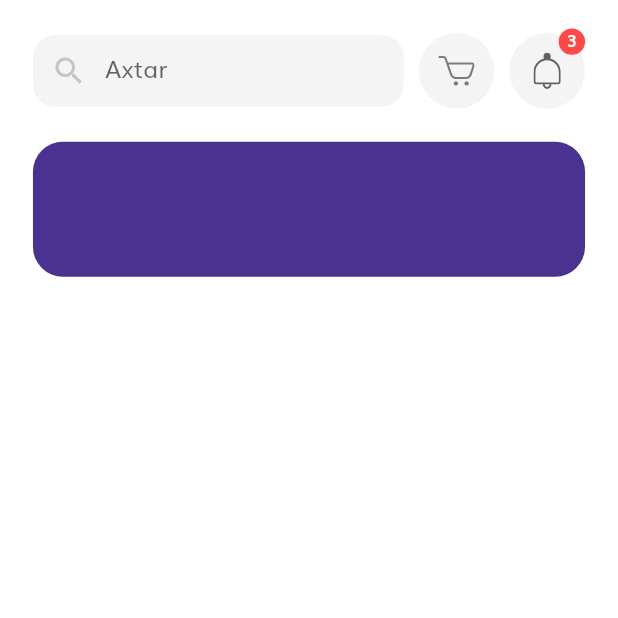
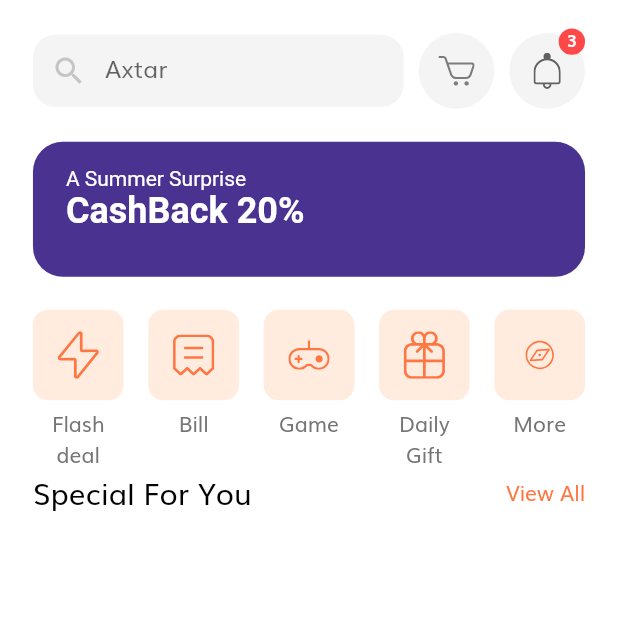
Before and after one commit to YusifH/shop_app, a Flutter app: the HomeScreen screen opened directly, on a phone screen of 412 x 824 dp, the top half of it. Run offline on Flutter 3.47's test engine with Material 2 defaults, Android fonts, the phone set to English and light mode, and no system bars; our stand-ins replace flutter_svg.

Commit message:
categories and special row

```diff
--- a/lib/screens/home/body.dart
+++ b/lib/screens/home/body.dart
@@ -18,33 +18,41 @@ class _BodyState extends State<Body> {
         child: SingleChildScrollView(
       child: Column(
         children: [
-              SizedBox(height: getProportionateScreenWidth(20),),
+          SizedBox(
+            height: getProportionateScreenWidth(20),
+          ),
           Padding(
-                padding: EdgeInsets.symmetric(horizontal: getProportionateScreenWidth(20)),
+            padding: EdgeInsets.symmetric(
+                horizontal: getProportionateScreenWidth(20)),
             child: Row(
               mainAxisAlignment: MainAxisAlignment.spaceBetween,
               children: [
+                // search area start
                 Container(
-                    width: SizeConfig.screenWidth*0.6,
+                  width: SizeConfig.screenWidth * 0.6,
                   decoration: BoxDecoration(
                       color: kSecondaryColor.withOpacity(0.1),
-                      borderRadius: BorderRadius.circular(15)
-                    ),
+                      borderRadius: BorderRadius.circular(15)),
                   child: TextField(
                     decoration: InputDecoration(
                         enabledBorder: InputBorder.none,
                         focusedBorder: InputBorder.none,
                         hintText: 'Axtar',
-                        prefixIcon: Icon(Icons.search, color: kSecondaryColor.withOpacity(0.5),),
+                        prefixIcon: Icon(
+                          Icons.search,
+                          color: kSecondaryColor.withOpacity(0.5),
+                        ),
                         contentPadding: EdgeInsets.symmetric(
                           horizontal: getProportionateScreenWidth(20),
                           vertical: getProportionateScreenWidth(9),
-                        )
+                        )),
                   ),
                 ),
-                  ),
+                // search area end
+
+                // AppBar cart and notfication icon start
                 InkWell(
-                    onTap: (){},
+                  onTap: () {},
                   borderRadius: BorderRadius.circular(50),
                   child: Container(
                     padding: EdgeInsets.all(getProportionateScreenWidth(12)),
@@ -52,25 +60,24 @@ class _BodyState extends State<Body> {
                     height: getProportionateScreenWidth(46),
                     decoration: BoxDecoration(
                         color: kSecondaryColor.withOpacity(0.1),
-                          shape: BoxShape.circle
-                      ),
+                        shape: BoxShape.circle),
                     child: SvgPicture.asset('assets/icons/Cart Icon.svg'),
                   ),
                 ),
                 InkWell(
-                    onTap: (){},
+                  onTap: () {},
                   borderRadius: BorderRadius.circular(50),
                   child: Stack(
                     overflow: Overflow.visible,
                     children: [
                       Container(
-                          padding: EdgeInsets.all(getProportionateScreenWidth(12)),
+                        padding:
+                            EdgeInsets.all(getProportionateScreenWidth(12)),
                         width: getProportionateScreenWidth(46),
                         height: getProportionateScreenWidth(46),
                         decoration: BoxDecoration(
                             color: kSecondaryColor.withOpacity(0.1),
-                              shape: BoxShape.circle
-                          ),
+                            shape: BoxShape.circle),
                         child: SvgPicture.asset('assets/icons/Bell.svg'),
                       ),
                       Positioned(
@@ -81,39 +88,143 @@ class _BodyState extends State<Body> {
                             height: getProportionateScreenWidth(16),
                             decoration: BoxDecoration(
                                 color: Color(0xFFFF4848),
-                                  shape: BoxShape.circle
-                              ),
+                                shape: BoxShape.circle),
                             child: Center(
-                                child: Text('3', style: TextStyle(
+                              child: Text(
+                                '3',
+                                style: TextStyle(
                                     fontSize: getProportionateScreenWidth(10),
                                     color: Colors.white,
                                     height: 1,
-                                    fontWeight: FontWeight.w600
-                                ),),
+                                    fontWeight: FontWeight.w600),
                               ),
-                            )
-                        )
+                            ),
+                          ))
                     ],
                   ),
                 ),
+                // AppBar cart and notfication icon end
               ],
             ),
           ),
-              SizedBox(height: getProportionateScreenWidth(20),),
+          SizedBox(
+            height: getProportionateScreenWidth(20),
+          ),
+
+          // banner area
           Container(
             margin: EdgeInsets.symmetric(
-                    horizontal: getProportionateScreenWidth(20)
-                ),
+                horizontal: getProportionateScreenWidth(20)),
+            padding: EdgeInsets.symmetric(
+                horizontal: getProportionateScreenWidth(20),
+                vertical: getProportionateScreenWidth(15)),
             width: double.infinity,
             height: 90,
             decoration: BoxDecoration(
                 color: Color(0xFF4A3290),
-                    borderRadius: BorderRadius.circular(20)
+                borderRadius: BorderRadius.circular(20)),
+            child: Text.rich(TextSpan(
+                text: "A Summer Surprise\n",
+                style: TextStyle(color: Colors.white),
+                children: [
+                  TextSpan(
+                      text: "CashBack 20%",
+                      style: TextStyle(
+                          fontSize: 24,
+                          color: Colors.white,
+                          fontWeight: FontWeight.bold))
+                ])),
+          ),
+          SizedBox(
+            height: getProportionateScreenWidth(20),
+          ),
+          Categories(),
+         Padding(
+             padding: EdgeInsets.symmetric(
+             horizontal: getProportionateScreenWidth(20)),
+             child:  Row(
+               mainAxisAlignment: MainAxisAlignment.spaceBetween,
+               children: [
+                 Text('Special For You', style: TextStyle(fontSize: getProportionateScreenWidth(18), color: Colors.black),),
+                 Text('View All', style: TextStyle(color: kPrimaryColor),)
+               ],
              ),
          )
         ],
       ),
-        )
+    ));
+  }
+}
+
+class Categories extends StatelessWidget {
+  const Categories({Key? key}) : super(key: key);
+
+  @override
+  Widget build(BuildContext context) {
+    List<Map<String, dynamic>> categories = [
+      {"icon": "assets/icons/Flash Icon.svg", "text": "Flash deal"},
+      {"icon": "assets/icons/Bill Icon.svg", "text": "Bill"},
+      {"icon": "assets/icons/Game Icon.svg", "text": "Game"},
+      {"icon": "assets/icons/Gift Icon.svg", "text": "Daily Gift"},
+      {"icon": "assets/icons/Discover.svg", "text": "More"},
+    ];
+    return Padding(
+      padding:
+          EdgeInsets.symmetric(horizontal: getProportionateScreenWidth(20)),
+      child: Row(
+        mainAxisAlignment: MainAxisAlignment.spaceBetween,
+        crossAxisAlignment: CrossAxisAlignment.start,
+        children: [
+          ...List.generate(
+              categories.length,
+              (index) => CategoriesCard(
+                    icon: categories[index]['icon'],
+                    text: categories[index]['text'],
+                    press: () {},
+                  ))
+        ],
+      ),
     );
   }
 }
+
+class CategoriesCard extends StatelessWidget {
+  const CategoriesCard({
+    Key? key,
+    required this.icon,
+    required this.text,
+    required this.press,
+  }) : super(key: key);
+
+  final String icon, text;
+  final GestureTapCallback press;
+
+  @override
+  Widget build(BuildContext context) {
+    return GestureDetector(
+      onTap: press,
+      child: SizedBox(
+          width: getProportionateScreenWidth(55),
+          child: Column(
+            children: [
+              AspectRatio(
+                aspectRatio: 1,
+                child: Container(
+                  padding: EdgeInsets.symmetric(
+                      horizontal: getProportionateScreenWidth(15)),
+                  decoration: BoxDecoration(
+                      color: Color(0xFFFFECDF),
+                      borderRadius: BorderRadius.circular(10)),
+                  child: SvgPicture.asset(icon),
+                ),
+              ),
+              SizedBox(height: 5),
+              Text(
+                text,
+                textAlign: TextAlign.center,
+              )
+            ],
+          )),
+    );
+  }
+}
```
Lines whose indentation alone changed are shown as unchanged.
